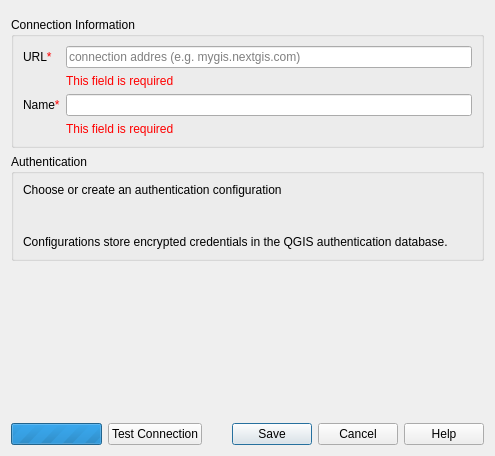
RemeshevskiyValeriy/nextgis_connect, file src/nextgis_connect/ngw_connection/ngw_connection_edit_dialog_base.ui: the form before one commit.
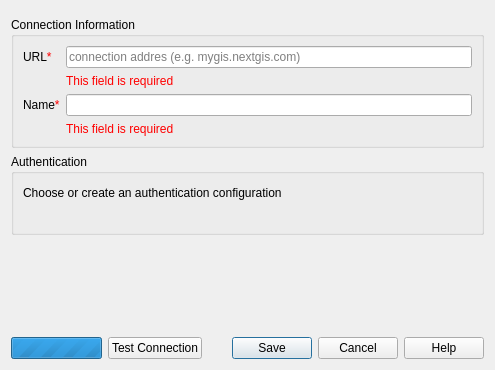
The form after the commit. Custom widgets are drawn as their Qt base class.

Commit message:
Improve auth dialog UI
CON-460

Patch:
```diff
--- a/src/nextgis_connect/ngw_connection/ngw_connection_edit_dialog_base.ui
+++ b/src/nextgis_connect/ngw_connection/ngw_connection_edit_dialog_base.ui
@@ -7,7 +7,7 @@
     <x>0</x>
     <y>0</y>
     <width>495</width>
-    <height>456</height>
+    <height>370</height>
    </rect>
   </property>
   <property name="windowTitle">
@@ -94,7 +94,9 @@
      </property>
      <layout class="QVBoxLayout" name="verticalLayout_3">
       <item>
-       <widget class="QLabel" name="label_5">
+       <layout class="QHBoxLayout" name="horizontalLayout_2">
+        <item>
+         <widget class="QLabel" name="storage_auth_label">
         <property name="sizePolicy">
          <sizepolicy hsizetype="Preferred" vsizetype="Minimum">
           <horstretch>0</horstretch>
@@ -108,9 +110,34 @@
          <enum>Qt::PlainText</enum>
         </property>
         <property name="wordWrap">
-         <bool>true</bool>
-        </property>
-       </widget>
+           <bool>false</bool>
+          </property>
+         </widget>
+        </item>
+        <item>
+         <widget class="QLabel" name="auth_storage_info">
+          <property name="toolTip">
+           <string>Configurations store encrypted credentials in the QGIS authentication database.</string>
+          </property>
+          <property name="text">
+           <string/>
+          </property>
+         </widget>
+        </item>
+        <item>
+         <spacer name="horizontalSpacer">
+          <property name="orientation">
+           <enum>Qt::Horizontal</enum>
+          </property>
+          <property name="sizeHint" stdset="0">
+           <size>
+            <width>40</width>
+            <height>20</height>
+           </size>
+          </property>
+         </spacer>
+        </item>
+       </layout>
       </item>
       <item>
        <layout class="QHBoxLayout" name="horizontalLayout">
@@ -133,41 +160,6 @@
         </item>
        </layout>
       </item>
-      <item>
-       <spacer name="verticalSpacer_2">
-        <property name="orientation">
-         <enum>Qt::Vertical</enum>
-        </property>
-        <property name="sizeType">
-         <enum>QSizePolicy::Fixed</enum>
-        </property>
-        <property name="sizeHint" stdset="0">
-         <size>
-          <width>0</width>
-          <height>12</height>
-         </size>
-        </property>
-       </spacer>
-      </item>
-      <item>
-       <widget class="QLabel" name="label_6">
-        <property name="sizePolicy">
-         <sizepolicy hsizetype="Preferred" vsizetype="Minimum">
-          <horstretch>0</horstretch>
-          <verstretch>0</verstretch>
-         </sizepolicy>
-        </property>
-        <property name="text">
-         <string>Configurations store encrypted credentials in the QGIS authentication database.</string>
-        </property>
-        <property name="textFormat">
-         <enum>Qt::PlainText</enum>
-        </property>
-        <property name="wordWrap">
-         <bool>true</bool>
-        </property>
-       </widget>
-      </item>
      </layout>
     </widget>
    </item>
@@ -176,6 +168,9 @@
      <property name="orientation">
       <enum>Qt::Vertical</enum>
      </property>
+     <property name="sizeType">
+      <enum>QSizePolicy::MinimumExpanding</enum>
+     </property>
      <property name="sizeHint" stdset="0">
       <size>
        <width>0</width>
@@ -187,7 +182,7 @@
    <item>
     <layout class="QHBoxLayout" name="buttonsLayout">
      <property name="topMargin">
-      <number>0</number>
+      <number>6</number>
      </property>
      <item>
       <widget class="QProgressBar" name="progressBar">
```
Lines whose indentation alone changed are shown as unchanged. The commit also changes 1 other file.
